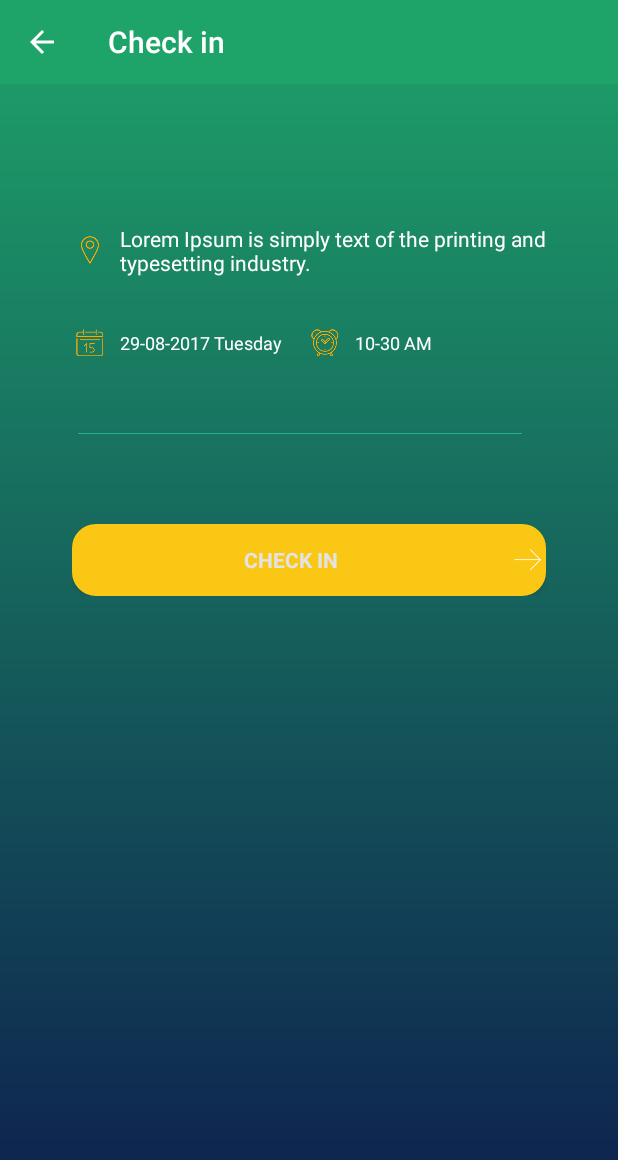
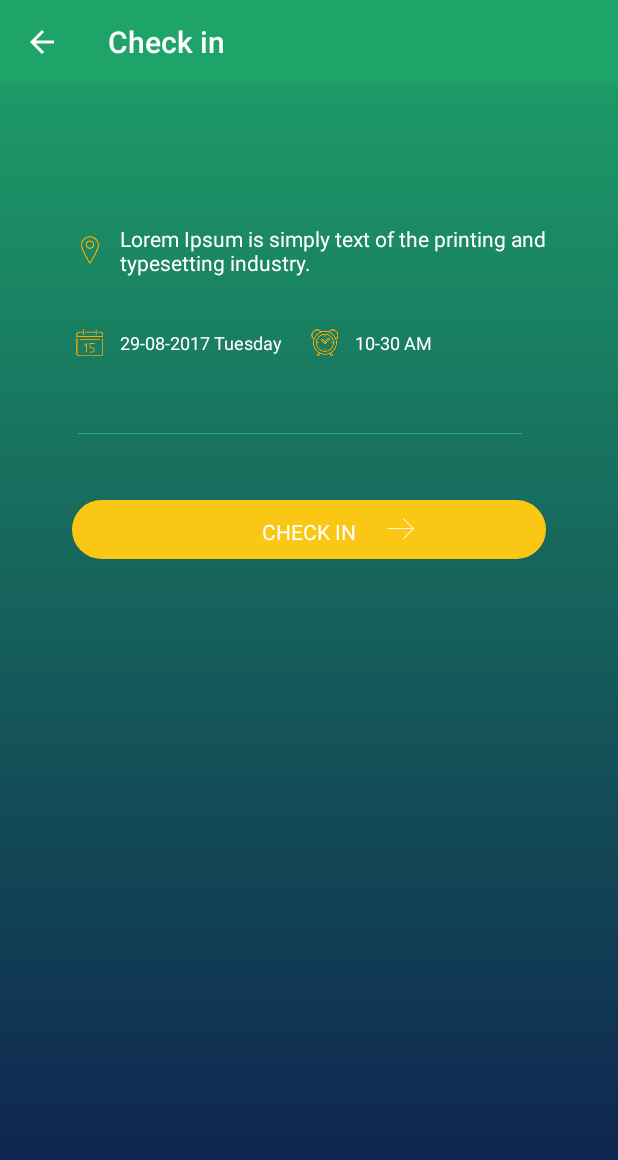
Before and after one commit to musthafatm/Tarbin_ol, an Android app: the CheckinActivity screen opened directly, with no data from a screen before it, on a phone screen of 412 x 824 dp. Shown: the top 1160 px of the screen. Run offline under Robolectric (Android 15) with nearby library versions, the phone set to English and light mode, and no system bars; 1 statement that could not run was skipped.

Commit message:
commit no:4 For more  curved edges

```diff
--- a/app/src/main/java/com/iroid/tarbinol/ui/CheckinActivity.java
+++ b/app/src/main/java/com/iroid/tarbinol/ui/CheckinActivity.java
@@ -8,6 +8,7 @@ import android.view.MenuItem;
 import android.view.View;
 import android.widget.Button;
 import android.widget.EditText;
+import android.widget.RelativeLayout;
 import android.widget.TextView;
 
 import com.iroid.tarbinol.R;
@@ -20,9 +21,10 @@ public class CheckinActivity extends AppCompatActivity implements View.OnClickLi
     private static final int REQUEST_CANCEL = 121;
     private TextView mtvCheckInShopName;
     private TextView mtvCheckInShopDescription;
-    private Button mcheckinButton = null;
+//    private Button mcheckinButton = null;
     private TextView mtvCheckInDate;
     private TextView mtvCheckInTime;
+    private RelativeLayout mcheckInRelative;
 
     private Toolbar mToolbar;
 
@@ -38,7 +40,7 @@ public class CheckinActivity extends AppCompatActivity implements View.OnClickLi
         mtvCheckInShopDescription = (TextView) findViewById(R.id.tvCheckInShopDescription);
         mtvCheckInDate = (TextView) findViewById(R.id.tvcheckInDate);
         mtvCheckInTime = (TextView) findViewById(R.id.tvcheckInTime);
-        mcheckinButton = (Button) findViewById(R.id.checkin_button);
+        mcheckInRelative = (RelativeLayout) findViewById(R.id.checkInRelative);
         mToolbar = (Toolbar) findViewById(R.id.toolbar);
 
         setSupportActionBar(mToolbar);
@@ -59,7 +61,7 @@ public class CheckinActivity extends AppCompatActivity implements View.OnClickLi
         mtvCheckInDate.setText(currentDate);
         mtvCheckInTime.setText(currentTime);
 
-        mcheckinButton.setOnClickListener(this);
+        mcheckInRelative.setOnClickListener(this);
 
 
 
--- a/app/src/main/res/drawable/rounded_login_button.xml
+++ b/app/src/main/res/drawable/rounded_login_button.xml
@@ -8,9 +8,9 @@
     <stroke android:width="1dp" android:color="#f9c714" />
 
     <!-- Round Corners -->
-    <corners  android:bottomRightRadius="15dp"
-        android:bottomLeftRadius="15dp"
-        android:topLeftRadius="15dp"
-        android:topRightRadius="15dp" />
+    <corners  android:bottomRightRadius="63dp"
+        android:bottomLeftRadius="63dp"
+        android:topLeftRadius="63dp"
+        android:topRightRadius="63dp" />
 
 </shape>
--- a/app/src/main/res/layout/activity_checkin.xml
+++ b/app/src/main/res/layout/activity_checkin.xml
@@ -10,34 +10,36 @@
 
     <include layout="@layout/tool_bar"/>
 
+
+
     <LinearLayout
         android:layout_width="match_parent"
         android:layout_height="wrap_content"
-        android:orientation="vertical"
+        android:layout_marginEnd="@dimen/margin_extra_large"
         android:layout_marginStart="@dimen/margin_extra_large"
-        android:layout_marginEnd="@dimen/margin_extra_large">
+        android:orientation="vertical">
 
 
         <TextView
+            android:id="@+id/tvCheckInShopName"
             android:layout_width="match_parent"
             android:layout_height="wrap_content"
-            android:id="@+id/tvCheckInShopName"
+            android:layout_marginTop="@dimen/margin_very_large"
+            android:paddingStart="@dimen/padding_normal"
             android:textColor="@color/white"
-            android:textSize="@dimen/font_very_large"
-            android:paddingStart="@dimen/padding_normal"
-            android:layout_marginTop="@dimen/margin_very_large"/>
+            android:textSize="@dimen/font_very_large" />
 
         <TextView
+            android:id="@+id/tvCheckInShopDescription"
             android:layout_width="match_parent"
             android:layout_height="wrap_content"
+            android:layout_marginBottom="@dimen/spacing_large"
             android:layout_marginTop="@dimen/spacing_large"
-            android:id="@+id/tvCheckInShopDescription"
-            android:textColor="@color/white"
+            android:drawableLeft="@drawable/ic_place_localizer"
+            android:drawablePadding="@dimen/padding_normal"
+            android:gravity="center|left"
             android:text="Lorem Ipsum is simply text of the printing and typesetting industry."
-            android:layout_marginBottom="@dimen/spacing_large"
-            android:drawableLeft="@drawable/ic_place_localizer"
-            android:gravity="center|left"
-            android:drawablePadding="@dimen/padding_normal"/>
+            android:textColor="@color/white" />
 
         <LinearLayout
             android:layout_width="wrap_content"
@@ -46,54 +48,91 @@
 
 
             <TextView
+                android:id="@+id/tvcheckInDate"
                 android:layout_width="match_parent"
                 android:layout_height="wrap_content"
-                android:id="@+id/tvcheckInDate"
-                android:textColor="@color/white"
-                android:textSize="@dimen/font_small"
                 android:layout_marginEnd="@dimen/margin_normal"
                 android:drawableLeft="@drawable/ic_calendar"
+                android:drawablePadding="@dimen/padding_normal"
                 android:gravity="center|left"
-                android:drawablePadding="@dimen/padding_normal"/>
+                android:textColor="@color/white"
+                android:textSize="@dimen/font_small" />
+
             <TextView
+                android:id="@+id/tvcheckInTime"
                 android:layout_width="match_parent"
                 android:layout_height="wrap_content"
-                android:id="@+id/tvcheckInTime"
-                android:textSize="@dimen/font_small"
+                android:drawableLeft="@drawable/ic_clock"
+                android:drawablePadding="@dimen/padding_normal"
+                android:gravity="center|left"
                 android:textColor="@color/white"
-                android:drawableLeft="@drawable/ic_clock"
-                android:gravity="center|left"
-                android:drawablePadding="@dimen/padding_normal"/>
+                android:textSize="@dimen/font_small" />
 
 
         </LinearLayout>
+
         <FrameLayout
             android:layout_width="match_parent"
-            android:background="@color/darkgreen"
+            android:layout_height="0.5dp"
+            android:layout_marginBottom="@dimen/margin_medium"
+            android:layout_marginEnd="@dimen/margin_normal"
+            android:layout_marginStart="@dimen/margin_very_small"
             android:layout_marginTop="@dimen/margin_extra_large"
-            android:layout_marginStart="@dimen/margin_very_small"
-            android:layout_marginEnd="@dimen/margin_normal"
-            android:layout_marginBottom="@dimen/margin_medium"
-            android:layout_height="0.5dp">
-        </FrameLayout>
+            android:background="@color/darkgreen"></FrameLayout>
 
-        <Button
-            android:id="@+id/checkin_button"
-            style="?android:textAppearanceSmall"
-            android:layout_width="match_parent"
-            android:layout_height="wrap_content"
-            android:layout_marginTop="@dimen/margin_extra_large"
-            android:background="@drawable/rounded_login_button"
-
-            android:text="@string/action_checkin"
-            android:layout_weight="1"
-            android:drawableRight="@drawable/ic_next"
-            android:textSize="@dimen/font_normal"
-            android:textColor="@color/login_text"
-            android:textStyle="bold" />
+        <!--<Button-->
+        <!--android:id="@+id/checkin_button"-->
+        <!--style="?android:textAppearanceSmall"-->
+        <!--android:layout_width="match_parent"-->
+        <!--android:layout_height="wrap_content"-->
+        <!--android:layout_marginTop="@dimen/margin_extra_large"-->
+        <!--android:background="@drawable/rounded_login_button"-->
+        <!--android:text="@string/action_checkin"-->
+        <!--android:layout_weight="1"-->
+        <!--android:gravity="center"-->
+        <!--android:drawableRight="@drawable/ic_next"-->
+        <!--android:paddingStart="@dimen/padding_large"-->
+        <!--android:paddingEnd="@dimen/padding_large"-->
+        <!--android:textSize="@dimen/font_normal"-->
+        <!--android:textColor="@color/login_text"-->
+        <!--android:textStyle="bold" >-->
+        <!---->
+        <!---->
+        <!--</Button>-->
         <!--android:drawablePadding="-4dp"-->
 
 
+        <RelativeLayout
+            android:layout_width="match_parent"
+            android:layout_height="39dp"
+            android:layout_marginTop="@dimen/margin_very_large"
+            android:id="@+id/checkInRelative"
+            android:background="@drawable/rounded_login_button"
+            android:clickable="true"
+            android:orientation="horizontal">
+
+            <TextView
+                android:id="@+id/tvCheckInRelative"
+                android:layout_width="wrap_content"
+                android:layout_height="wrap_content"
+                android:paddingTop="@dimen/padding_small"
+                android:text="@string/action_checkin"
+                android:textColor="@color/white"
+                android:layout_alignTop="@+id/imageView3"
+                android:layout_centerHorizontal="true" />
+
+            <ImageView
+                android:layout_width="wrap_content"
+                android:layout_height="wrap_content"
+                android:layout_marginStart="18dp"
+                android:layout_weight="6"
+                android:src="@drawable/ic_next"
+                android:layout_centerVertical="true"
+                android:layout_toEndOf="@+id/tvCheckInRelative"
+                android:id="@+id/imageView3" />
+
+
+        </RelativeLayout>
 
 
     </LinearLayout>
--- a/app/src/main/res/layout/stock_taking_row_list.xml
+++ b/app/src/main/res/layout/stock_taking_row_list.xml
@@ -102,6 +102,7 @@
                             android:id="@+id/et_required_paint"
                             android:editable="true"
                             android:text="00"
+                            android:inputType="none"
                             android:textAlignment="center"
                             android:textColor="@color/text_very_dark"
                             android:textSize="@dimen/font_medium"
@@ -134,6 +135,7 @@
                         android:id="@+id/et_paint_inStock"
                         android:editable="true"
                         android:text="00"
+                        android:inputType="none"
                         android:textAlignment="center"
                         android:textColor="@color/text_very_dark"
                         android:textSize="@dimen/font_medium"
```
